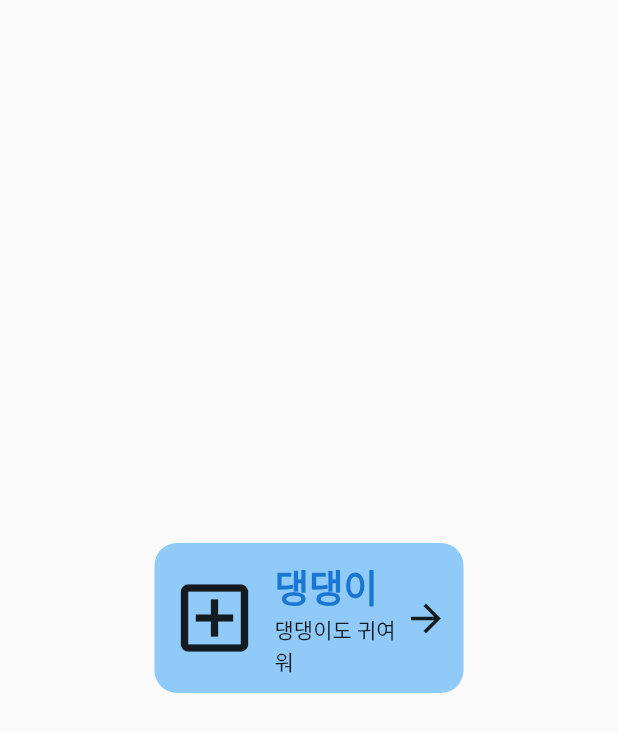
After one commit to Jihoon-S/flutter, a Flutter app: the W2Widget screen opened directly, on a phone screen of 412 x 824 dp. The commit adds this screen. Shown: the top 732 px of the screen. Run offline on Flutter 3.47's test engine with Material 2 defaults, Android fonts, the phone set to English and light mode, and no system bars; missing offline and left inert: lib.

Commit message:
commit W2

```diff
--- a/solve/lib/header.dart
+++ b/solve/lib/header.dart
@@ -6,3 +6,4 @@ export 'package:solve_jh/t2.dart' show T2;
 
 export 'package:solve_jh/w0.dart' show W0;
 export 'package:solve_jh/w1.dart' show W1;
+export 'package:solve_jh/w2.dart' show W2;
--- a/solve/lib/main.dart
+++ b/solve/lib/main.dart
@@ -3,5 +3,5 @@ import 'package:solve_jh/header.dart';
 
 void main() {
   // runTextTest(T2());
-  runWidgetTest(W1());
+  runWidgetTest(W2());
 }
--- /dev/null
+++ b/solve/lib/w2.dart
@@ -0,0 +1,78 @@
+library solve_jh;
+
+import 'package:flutter/material.dart';
+import 'package:lib/study_lib.dart';
+
+class W2 extends IWidgetTest {
+  @override
+  String get authorName => 'Jihoon';
+
+  @override
+  StatefulWidget createWidget(BuildContext context, Key key) {
+    return W2Widget(key: key);
+  }
+}
+
+class W2Widget extends StatefulWidget {
+  const W2Widget({super.key});
+
+  @override
+  State<W2Widget> createState() => _W2WidgetState();
+}
+
+class _W2WidgetState extends State<W2Widget> {
+  @override
+  Widget build(BuildContext context) {
+    return Scaffold(
+      body: Center(
+        child: Container(
+          width: MediaQuery.of(context).size.width * 0.5,
+          height: 100,
+          padding: const EdgeInsets.all(10),
+          decoration: BoxDecoration(
+            color: Colors.blue[200],
+            borderRadius: BorderRadius.circular(15),
+          ),
+          child: Row(
+            crossAxisAlignment: CrossAxisAlignment.center,
+            children: [
+              const Icon(
+                Icons.add_box_outlined,
+                size: 60,
+              ),
+              const SizedBox(
+                width: 10,
+              ),
+              Expanded(
+                child: Column(
+                  mainAxisAlignment: MainAxisAlignment.center,
+                  crossAxisAlignment: CrossAxisAlignment.start,
+                  children: [
+                    Text(
+                      '댕댕이',
+                      style: TextStyle(
+                        fontSize: 25,
+                        fontWeight: FontWeight.w600,
+                        color: Colors.blue[700],
+                      ),
+                    ),
+                    const Text(
+                      '댕댕이도 귀여워',
+                      style: TextStyle(
+                        fontWeight: FontWeight.w300,
+                      ),
+                    ),
+                  ],
+                ),
+              ),
+              const Icon(
+                Icons.arrow_forward,
+                size: 30,
+              ),
+            ],
+          ),
+        ),
+      ),
+    );
+  }
+}
--- a/solve/pubspec.yaml
+++ b/solve/pubspec.yaml
@@ -25,7 +25,7 @@ dev_dependencies:
 
 # The following section is specific to Flutter packages.
 flutter:
-
+  uses-material-design: true
   # To add assets to your package, add an assets section, like this:
   # assets:
   #   - images/a_dot_burr.jpeg
```
Also changed, not shown: solve/example/analysis_options.yaml (added, +28 -0 lines), solve/example/lib/main.dart (added, +112 -0 lines), solve/example/pubspec.yaml (added, +90 -0 lines), solve/example/pubspec.lock (added), 126 other files.
